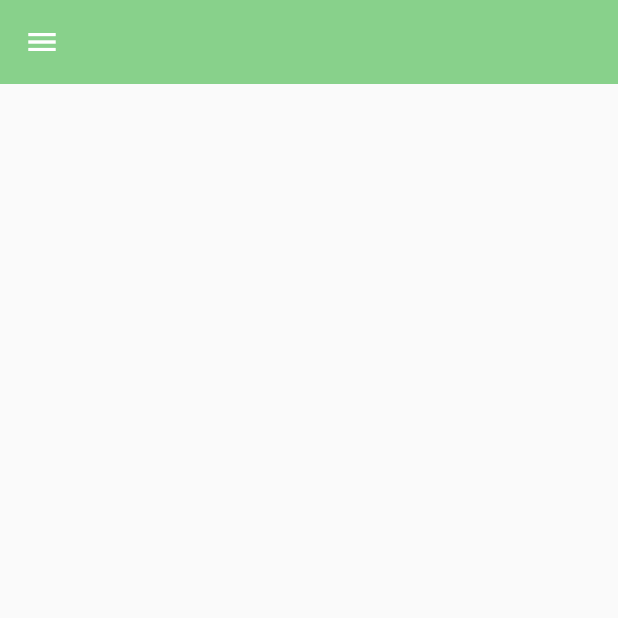
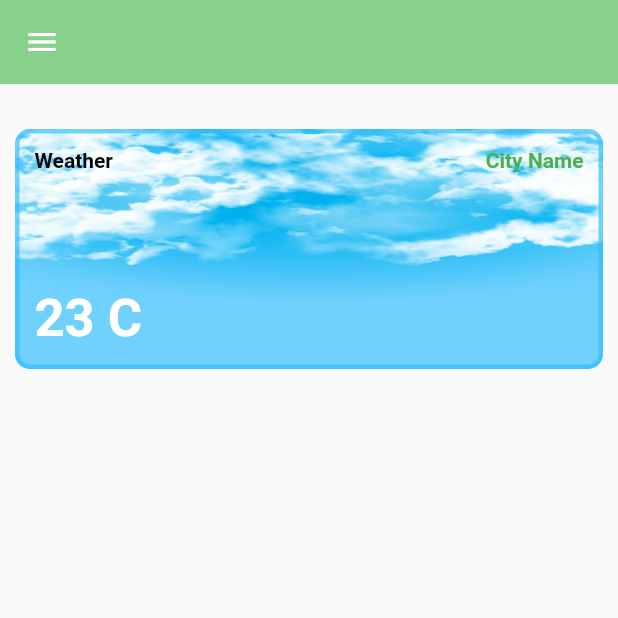
Before and after one commit to zuberypima/farmersoko, a Flutter app: the HomePage screen opened directly, on a phone screen of 412 x 824 dp, the top half of it. Run offline on Flutter 3.47's test engine with Material 2 defaults, Android fonts, the phone set to English and light mode, and no system bars.

Commit message:
update screens

```diff
--- a/lib/screens/homepage.dart
+++ b/lib/screens/homepage.dart
@@ -1,3 +1,5 @@
+// ignore_for_file: prefer_const_constructors
+
 import 'package:farmsoko/utilities/constantscolors.dart';
 import 'package:farmsoko/widgets/navdrawer.dart';
 import 'package:flutter/material.dart';
@@ -13,12 +15,55 @@ class _HomePageState extends State<HomePage> {
   @override
   Widget build(BuildContext context) {
     // ignore: prefer_const_constructors
-    return SafeArea(child: Scaffold(
+    return SafeArea(
+        child: Scaffold(
       drawer: NavDrawer(),
       appBar: AppBar(
-elevation: 0,
-backgroundColor: ConstantsColors().mainColor(),
+        elevation: 0,
+        backgroundColor: ConstantsColors().mainColor(),
+      ),
+      body: ListView(
+        children: [
+          Padding(
+              padding: const EdgeInsets.fromLTRB(10, 30, 10, 0),
+              child: Container(
+                height: 160,
+                decoration: BoxDecoration(
+                  color: Color.fromARGB(169, 44, 188, 255),
+                  border: Border.all(  color: Color.fromARGB(169, 44, 188, 255),width: 3),
+                  borderRadius: BorderRadius.circular(10),
+                    image: DecorationImage(image:AssetImage('assets/wingu.png'),fit: BoxFit.fill ),
+                ),
+                // ignore: prefer_const_literals_to_create_immutables
+                child: Stack(children: [
+                  Positioned(
+                      left: 10,
+                      top: 10,
+                      child: Text(
+                        'Weather',
+                        style: TextStyle(
+                            fontWeight: FontWeight.w600, color: Colors.black),
+                      )),
+                  Positioned(
+                      right: 10,
+                      top: 10,
+                      child: Text(
+                        'City Name',
+                        style: TextStyle(
+                            fontWeight: FontWeight.w600, color: Colors.green),
+                      )),
+                      Positioned(
+                        left: 10,
+                        bottom: 10,
+                        child: Text('23 C',style: TextStyle(
+                          fontSize: 35,
+                            fontWeight: FontWeight.w700, color: Colors.white),))
+                ]),
+              )),
 
+
+
+        ],
       ),
     ));
   }
```
Also changed, not shown: assets/wingu.png (added).
